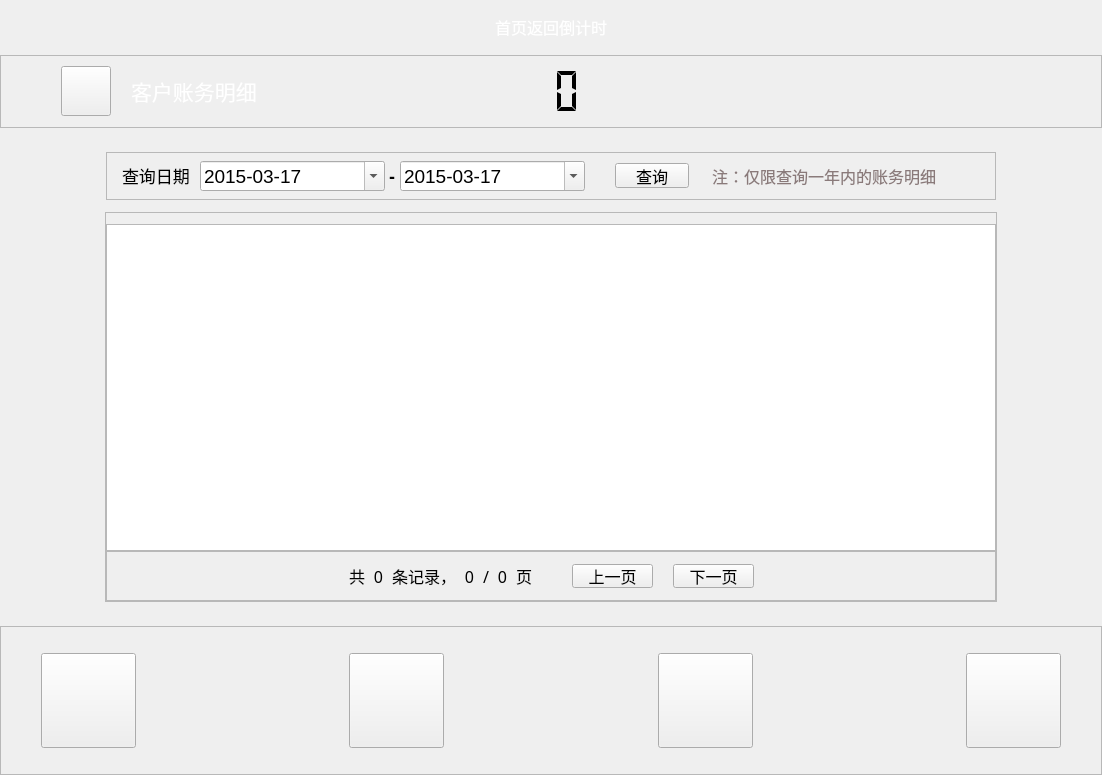
Above: khmx.ui from along-wds/jiaofeiji_ykgl before the change. Below: the same form after it.
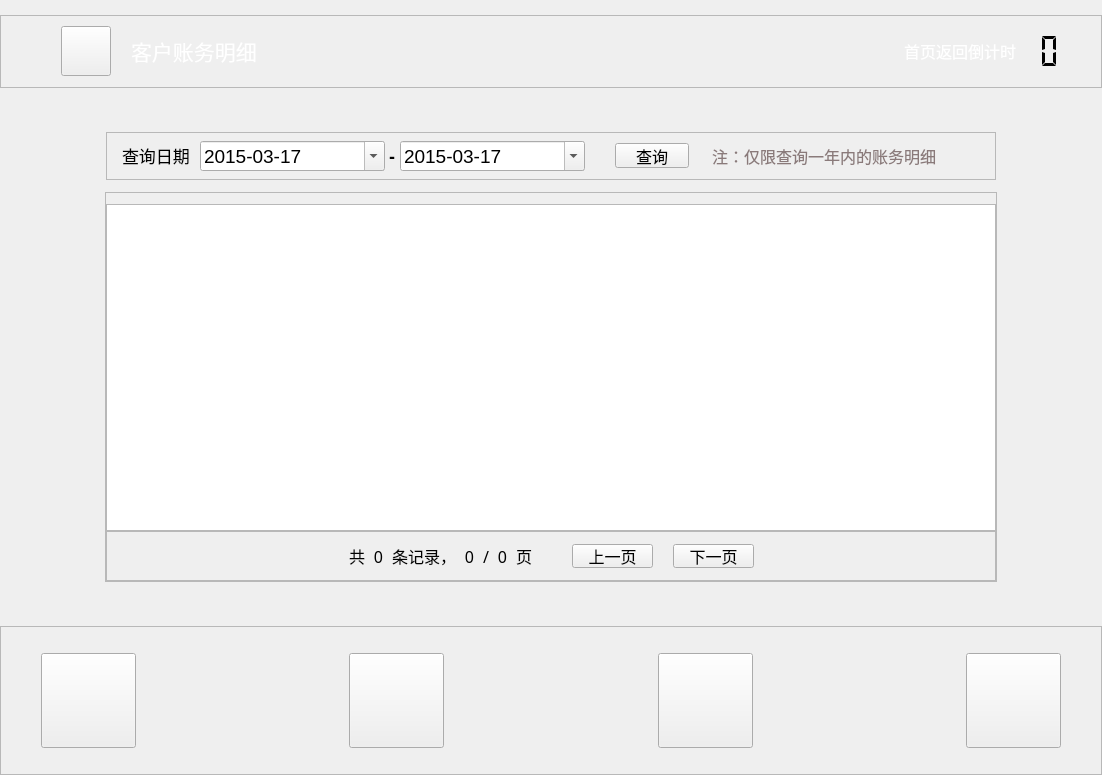
That is the form after the change. Icons and pictures are not drawn.

```diff
--- a/khmx.ui
+++ b/khmx.ui
@@ -36,82 +36,20 @@
     <number>0</number>
    </property>
    <item>
-    <layout class="QHBoxLayout" name="horizontalLayout_22">
-     <item>
-      <spacer name="horizontalSpacer_18">
-       <property name="orientation">
-        <enum>Qt::Horizontal</enum>
-       </property>
-       <property name="sizeHint" stdset="0">
-        <size>
-         <width>40</width>
-         <height>20</height>
-        </size>
-       </property>
-      </spacer>
-     </item>
-     <item>
-      <spacer name="verticalSpacer_9">
-       <property name="orientation">
-        <enum>Qt::Vertical</enum>
-       </property>
-       <property name="sizeType">
-        <enum>QSizePolicy::Fixed</enum>
-       </property>
-       <property name="sizeHint" stdset="0">
-        <size>
-         <width>20</width>
-         <height>55</height>
-        </size>
-       </property>
-      </spacer>
-     </item>
-     <item>
-      <widget class="QLabel" name="label_6">
-       <property name="font">
-        <font>
-         <family>微软雅黑</family>
-         <pointsize>12</pointsize>
-        </font>
-       </property>
-       <property name="text">
-        <string>&lt;html&gt;&lt;head/&gt;&lt;body&gt;&lt;p&gt;&lt;span style=&quot; color:#ffffff;&quot;&gt;首页返回倒计时&lt;/span&gt;&lt;/p&gt;&lt;/body&gt;&lt;/html&gt;</string>
-       </property>
-      </widget>
-     </item>
-     <item>
-      <spacer name="verticalSpacer_3">
-       <property name="orientation">
-        <enum>Qt::Vertical</enum>
-       </property>
-       <property name="sizeType">
-        <enum>QSizePolicy::Fixed</enum>
-       </property>
-       <property name="sizeHint" stdset="0">
-        <size>
-         <width>20</width>
-         <height>55</height>
-        </size>
-       </property>
-      </spacer>
-     </item>
-     <item>
-      <spacer name="horizontalSpacer_17">
-       <property name="orientation">
-        <enum>Qt::Horizontal</enum>
-       </property>
-       <property name="sizeType">
-        <enum>QSizePolicy::Expanding</enum>
-       </property>
-       <property name="sizeHint" stdset="0">
-        <size>
-         <width>15</width>
-         <height>20</height>
-        </size>
-       </property>
-      </spacer>
-     </item>
-    </layout>
+    <spacer name="verticalSpacer_3">
+     <property name="orientation">
+      <enum>Qt::Vertical</enum>
+     </property>
+     <property name="sizeType">
+      <enum>QSizePolicy::Fixed</enum>
+     </property>
+     <property name="sizeHint" stdset="0">
+      <size>
+       <width>20</width>
+       <height>15</height>
+      </size>
+     </property>
+    </spacer>
    </item>
    <item>
     <widget class="QFrame" name="frame_4">
@@ -191,7 +129,7 @@
        </widget>
       </item>
       <item>
-       <spacer name="horizontalSpacer_7">
+       <spacer name="horizontalSpacer_8">
         <property name="orientation">
          <enum>Qt::Horizontal</enum>
         </property>
@@ -238,7 +176,7 @@
        </widget>
       </item>
       <item>
-       <spacer name="horizontalSpacer_4">
+       <spacer name="horizontalSpacer_16">
         <property name="orientation">
          <enum>Qt::Horizontal</enum>
         </property>
@@ -250,6 +188,19 @@
         </property>
        </spacer>
       </item>
+      <item>
+       <widget class="QLabel" name="label_6">
+        <property name="font">
+         <font>
+          <family>微软雅黑</family>
+          <pointsize>12</pointsize>
+         </font>
+        </property>
+        <property name="text">
+         <string>&lt;html&gt;&lt;head/&gt;&lt;body&gt;&lt;p&gt;&lt;span style=&quot; color:#ffffff;&quot;&gt;首页返回倒计时&lt;/span&gt;&lt;/p&gt;&lt;/body&gt;&lt;/html&gt;</string>
+        </property>
+       </widget>
+      </item>
       <item>
        <widget class="QLCDNumber" name="lcdNumber">
         <property name="sizePolicy">
@@ -260,20 +211,20 @@
         </property>
         <property name="minimumSize">
          <size>
-          <width>120</width>
+          <width>50</width>
           <height>50</height>
          </size>
         </property>
         <property name="maximumSize">
          <size>
-          <width>120</width>
+          <width>50</width>
           <height>50</height>
          </size>
         </property>
         <property name="font">
          <font>
           <family>微软雅黑</family>
-          <pointsize>5</pointsize>
+          <pointsize>12</pointsize>
          </font>
         </property>
         <property name="layoutDirection">
@@ -292,7 +243,7 @@
          <enum>QFrame::Plain</enum>
         </property>
         <property name="lineWidth">
-         <number>1</number>
+         <number>0</number>
         </property>
         <property name="midLineWidth">
          <number>0</number>
@@ -325,48 +276,7 @@
        </spacer>
       </item>
       <item>
-       <spacer name="horizontalSpacer_16">
-        <property name="orientation">
-         <enum>Qt::Horizontal</enum>
-        </property>
-        <property name="sizeHint" stdset="0">
-         <size>
-          <width>249</width>
-          <height>20</height>
-         </size>
-        </property>
-       </spacer>
-      </item>
-      <item>
-       <widget class="QLabel" name="label_20">
-        <property name="sizePolicy">
-         <sizepolicy hsizetype="Fixed" vsizetype="Fixed">
-          <horstretch>0</horstretch>
-          <verstretch>0</verstretch>
-         </sizepolicy>
-        </property>
-        <property name="minimumSize">
-         <size>
-          <width>168</width>
-          <height>69</height>
-         </size>
-        </property>
-        <property name="maximumSize">
-         <size>
-          <width>168</width>
-          <height>69</height>
-         </size>
-        </property>
-        <property name="styleSheet">
-         <string notr="true">border-image: url(:/image/picture/qietu/95598.png);</string>
-        </property>
-        <property name="text">
-         <string/>
-        </property>
-       </widget>
-      </item>
-      <item>
-       <spacer name="horizontalSpacer_8">
+       <spacer name="horizontalSpacer_17">
         <property name="orientation">
          <enum>Qt::Horizontal</enum>
         </property>
@@ -375,7 +285,7 @@
         </property>
         <property name="sizeHint" stdset="0">
          <size>
-          <width>60</width>
+          <width>15</width>
           <height>20</height>
          </size>
         </property>
```
Left out of the diff: 10 changed lines with no effect on the pictures.
